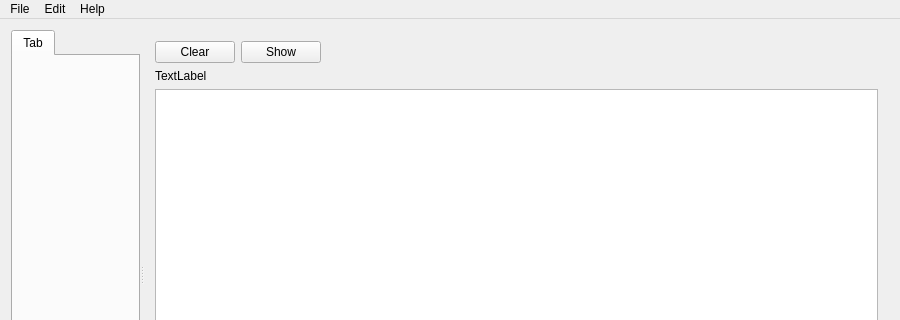
Before: the Qt Designer form src/softprojector.ui in SoftProjector/src, drawn with Qt 5; both pictures show x 0 to 900 and y 0 to 320 of the 900 by 550 pixel window.
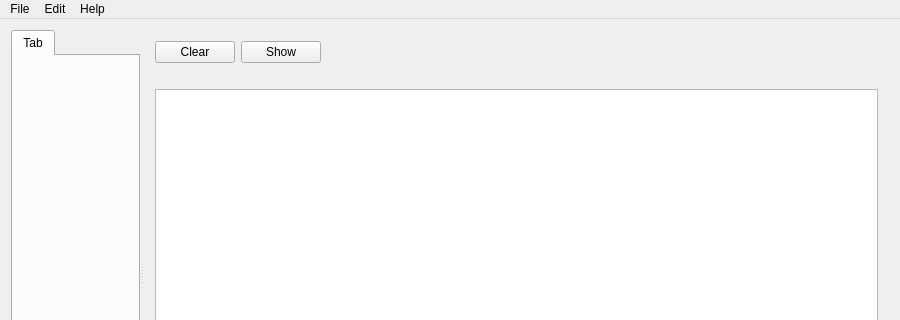
After: the same form once the commit is applied.

Commit message: Removed "TextLabel" that was being shown before anything is displayed. Now it's "".

```diff
--- a/src/softprojector.ui
+++ b/src/softprojector.ui
@@ -99,7 +99,7 @@
         <item row="1" column="0" colspan="3">
          <widget class="QLabel" name="labelShow">
           <property name="text">
-           <string>TextLabel</string>
+           <string/>
           </property>
          </widget>
         </item>
```
